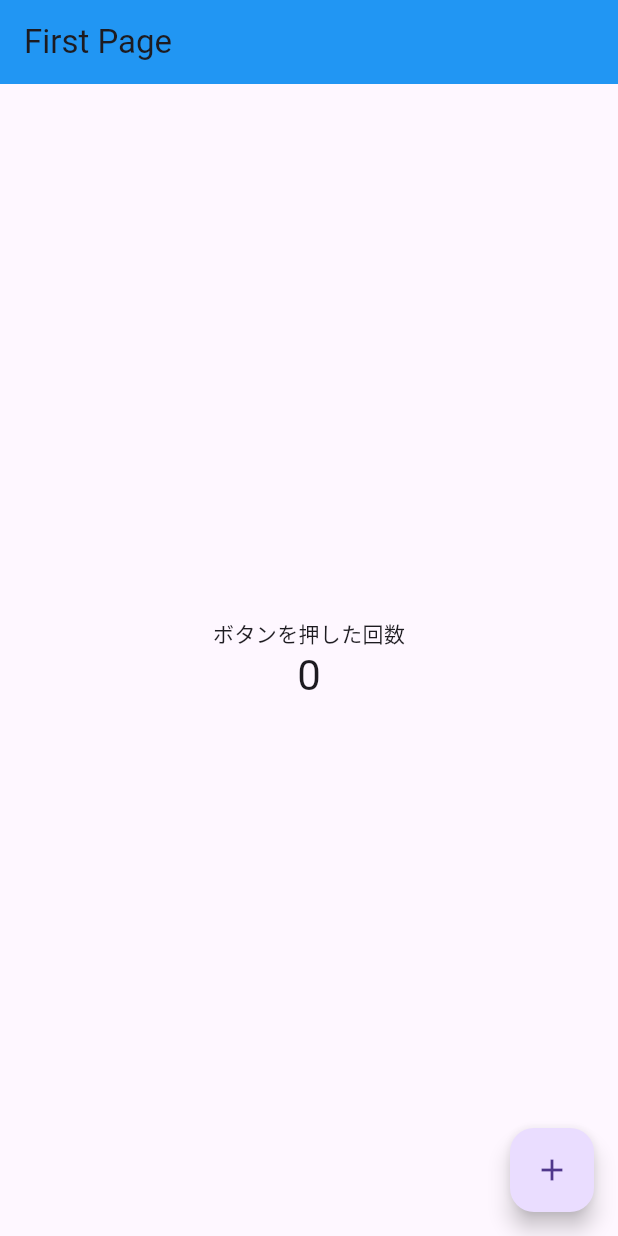
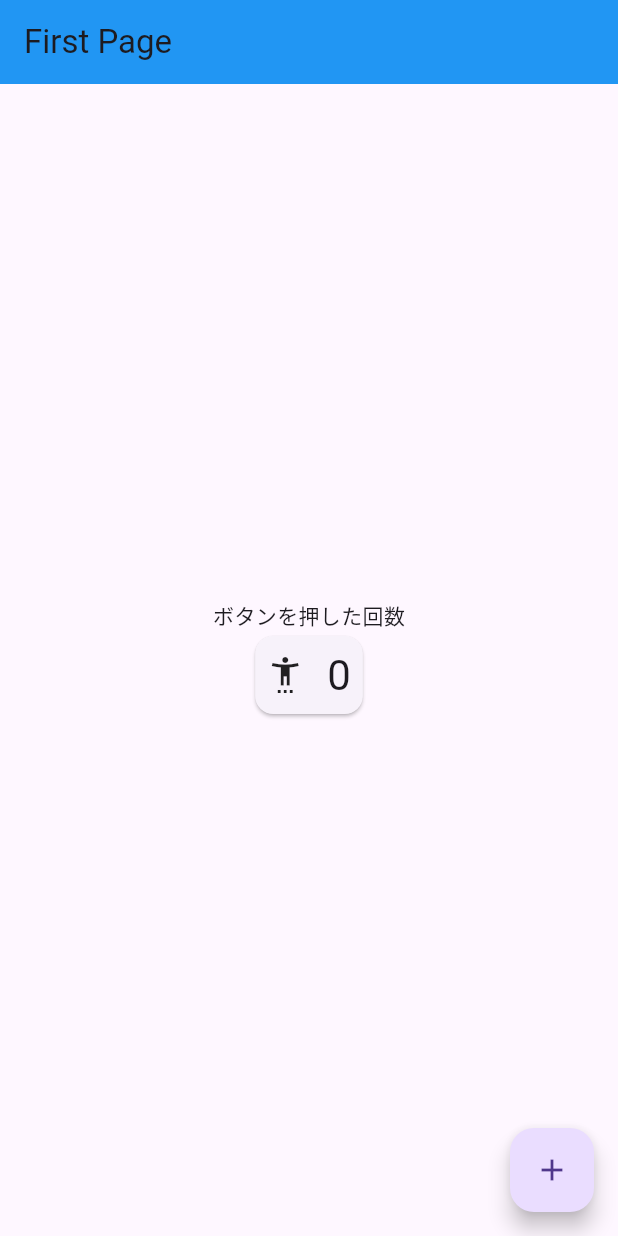
Before and after one commit to EMoshU/blog-counter, a Flutter app: the screen it shows after launch, on a phone screen of 412 x 824 dp. Run offline on Flutter 3.47's test engine with Material 3 defaults, Android fonts, the phone set to English and light mode, and no system bars.

Commit message:
サンプルを再実装

```diff
--- a/lib/main.dart
+++ b/lib/main.dart
@@ -87,10 +87,7 @@ class MyHomePage extends StatelessWidget {
                 const Text(
                   'ボタンを押した回数',
                 ),
-                Text(
-                  '${counter.count}',
-                  style: Theme.of(context).textTheme.headline4,
-                ),
+                 CounterCard(counter: counter)
               ],
             ),
           ],
@@ -105,3 +102,36 @@ class MyHomePage extends StatelessWidget {
     );
   }
 }
+
+class CounterCard extends StatelessWidget {
+  const CounterCard({
+    super.key,
+    required this.counter,
+  });
+
+  final MyCounterState counter;
+
+  @override
+  Widget build(BuildContext context) {
+    return Card(
+      child: Row(
+        mainAxisSize: MainAxisSize.min,
+        children: [
+          const Padding(
+            padding: EdgeInsets.all(8.0),
+            child: Icon(
+              Icons.settings_accessibility_outlined,
+            ),
+          ),
+          Padding(
+            padding: const EdgeInsets.all(8.0),
+            child: Text(
+              '${counter.count}',
+              style: Theme.of(context).textTheme.headline4,
+            ),
+          ),
+        ],
+      ),
+    );
+  }
+}
```
